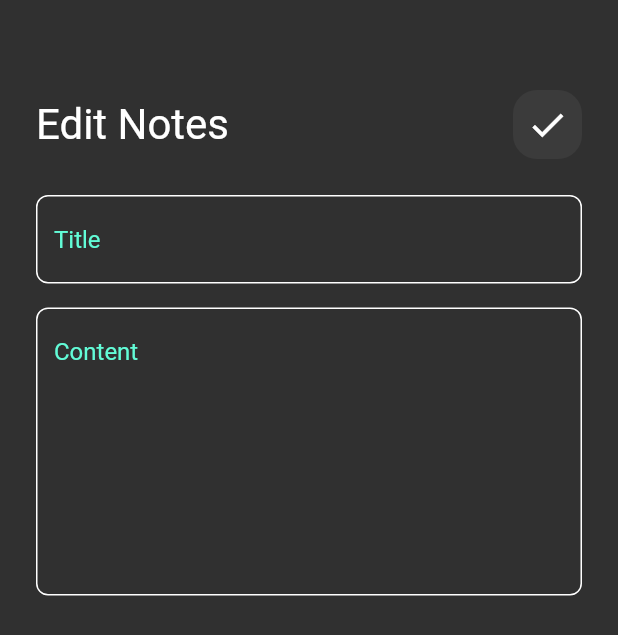
After one commit to Z1n0u/notes_app, a Flutter app: the screen it shows after launch, after a tap on "Flutter tips", on a phone screen of 412 x 824 dp. The commit adds this screen. Shown: the top 635 px of the screen. Run offline on Flutter 3.47's test engine with Material 2 defaults, Android fonts, the phone set to English and light mode, and no system bars; Roboto replaces fonts that are missing (Poppins).

Commit message:
edit page done

```diff
--- /dev/null
+++ b/app/lib/Views/Edit_page.dart
@@ -0,0 +1,13 @@
+import 'package:flutter/material.dart';
+import 'package:app/Views/widgets/Edit_page_widget.dart';
+
+class Editpage extends StatelessWidget {
+  const Editpage({super.key});
+
+  @override
+  Widget build(BuildContext context) {
+    return const Scaffold(
+      body: Editpagewidget(),
+    );
+  }
+}
--- a/app/lib/Views/NotesView.dart
+++ b/app/lib/Views/NotesView.dart
@@ -22,8 +22,8 @@ class NotesView extends StatelessWidget {
                 return const AddNotesbottumsheet();
               });
         },
+        backgroundColor: KprimaryColor,
         child: const Icon(Icons.add),
-        backgroundColor: KprimaryColor,
       ),
     );
   }
--- a/app/lib/Views/widgets/Costume_App_Bar.dart
+++ b/app/lib/Views/widgets/Costume_App_Bar.dart
@@ -2,18 +2,22 @@ import 'package:flutter/material.dart';
 import 'package:app/Views/widgets/Costume_search_icon.dart';
 
 class CustomeAppBar extends StatelessWidget {
-  const CustomeAppBar({super.key});
+  const CustomeAppBar({super.key, required this.title, required this.icon});
 
+  final String title;
+  final IconData icon;
   @override
   Widget build(BuildContext context) {
     return Row(
-      children: const [
+      children: [
         Text(
-          'Notes',
+          title,
           style: TextStyle(fontSize: 28),
         ),
-        Spacer(),
-        CostumesearchBar(),
+        const Spacer(),
+        CostumesearchBar(
+          icon: icon,
+        ),
       ],
     );
   }
--- a/app/lib/Views/widgets/Costume_search_icon.dart
+++ b/app/lib/Views/widgets/Costume_search_icon.dart
@@ -1,8 +1,9 @@
 import 'package:flutter/material.dart';
 
 class CostumesearchBar extends StatelessWidget {
-  const CostumesearchBar({super.key});
+  const CostumesearchBar({super.key, required this.icon});
 
+  final IconData icon;
   @override
   Widget build(BuildContext context) {
     return Container(
@@ -12,8 +13,8 @@ class CostumesearchBar extends StatelessWidget {
         color: Colors.white.withOpacity(0.05),
         borderRadius: BorderRadius.circular(16),
       ),
-      child: const Icon(
-        Icons.search,
+      child: Icon(
+        icon,
         size: 28,
       ),
     );
--- /dev/null
+++ b/app/lib/Views/widgets/Edit_page_widget.dart
@@ -0,0 +1,37 @@
+import 'package:app/Views/widgets/Costume_search_icon.dart';
+import 'package:app/Views/widgets/Costume_textfield.dart';
+import 'package:flutter/material.dart';
+import 'package:app/Views/widgets/Costume_App_Bar.dart';
+
+class Editpagewidget extends StatelessWidget {
+  const Editpagewidget({super.key});
+
+  @override
+  Widget build(BuildContext context) {
+    return Padding(
+      padding: const EdgeInsets.symmetric(horizontal: 24),
+      child: Column(
+        children: const [
+          SizedBox(
+            height: 60,
+          ),
+          CustomeAppBar(
+            title: 'Edit Notes',
+            icon: Icons.check,
+          ),
+          SizedBox(
+            height: 24,
+          ),
+          CostumetextField(hint: 'Title'),
+          SizedBox(
+            height: 16,
+          ),
+          CostumetextField(
+            hint: 'Content',
+            maxlines: 8,
+          )
+        ],
+      ),
+    );
+  }
+}
--- a/app/lib/Views/widgets/NotesItem.dart
+++ b/app/lib/Views/widgets/NotesItem.dart
@@ -1,3 +1,5 @@
+import 'package:app/Views/Edit_page.dart';
+import 'package:app/Views/widgets/Edit_page_widget.dart';
 import 'package:flutter/material.dart';
 
 class Notesitems extends StatelessWidget {
@@ -5,10 +7,19 @@ class Notesitems extends StatelessWidget {
 
   @override
   Widget build(BuildContext context) {
-    return Container(
-      padding: EdgeInsets.only(left: 16, top: 16, bottom: 16),
+    return GestureDetector(
+      onTap: () {
+        Navigator.push(
+          context,
+          MaterialPageRoute(builder: (context) {
+            return const Editpage();
+          }),
+        );
+      },
+      child: Container(
+        padding: const EdgeInsets.only(left: 16, top: 16, bottom: 16),
         decoration: BoxDecoration(
-        color: Color(0xffFFCC80),
+          color: const Color(0xffFFCC80),
           borderRadius: BorderRadius.circular(16),
         ),
         child: Column(
@@ -40,12 +51,13 @@ class Notesitems extends StatelessWidget {
               padding: const EdgeInsets.only(right: 24, bottom: 16),
               child: Text(
                 "15 may , 2023",
-              style:
-                  TextStyle(color: Colors.black.withOpacity(.4), fontSize: 15),
+                style: TextStyle(
+                    color: Colors.black.withOpacity(.4), fontSize: 15),
               ),
             )
           ],
         ),
+      ),
     );
   }
 }
--- a/app/lib/Views/widgets/Notes_view_body.dart
+++ b/app/lib/Views/widgets/Notes_view_body.dart
@@ -16,7 +16,10 @@ class NotesViewBody extends StatelessWidget {
           SizedBox(
             height: 60,
           ),
-          CustomeAppBar(),
+          CustomeAppBar(
+            title: 'Notes',
+            icon: Icons.search,
+          ),
           Expanded(child: Noteslist()),
         ],
       ),
--- a/app/lib/main.dart
+++ b/app/lib/main.dart
@@ -12,6 +12,7 @@ class NotesApp extends StatelessWidget {
   @override
   Widget build(BuildContext context) {
     return MaterialApp(
+      debugShowCheckedModeBanner: false,
       theme: ThemeData(brightness: Brightness.dark, fontFamily: 'Poppins'),
       home: const NotesView(),
     );
```
Lines whose indentation alone changed are shown as unchanged.
